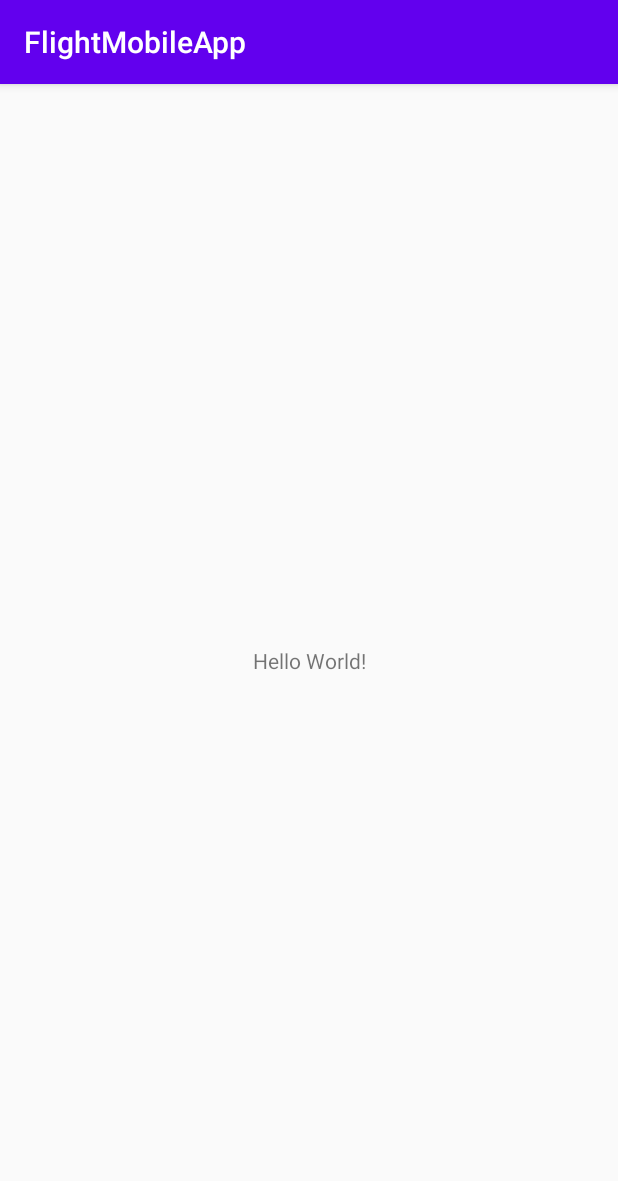
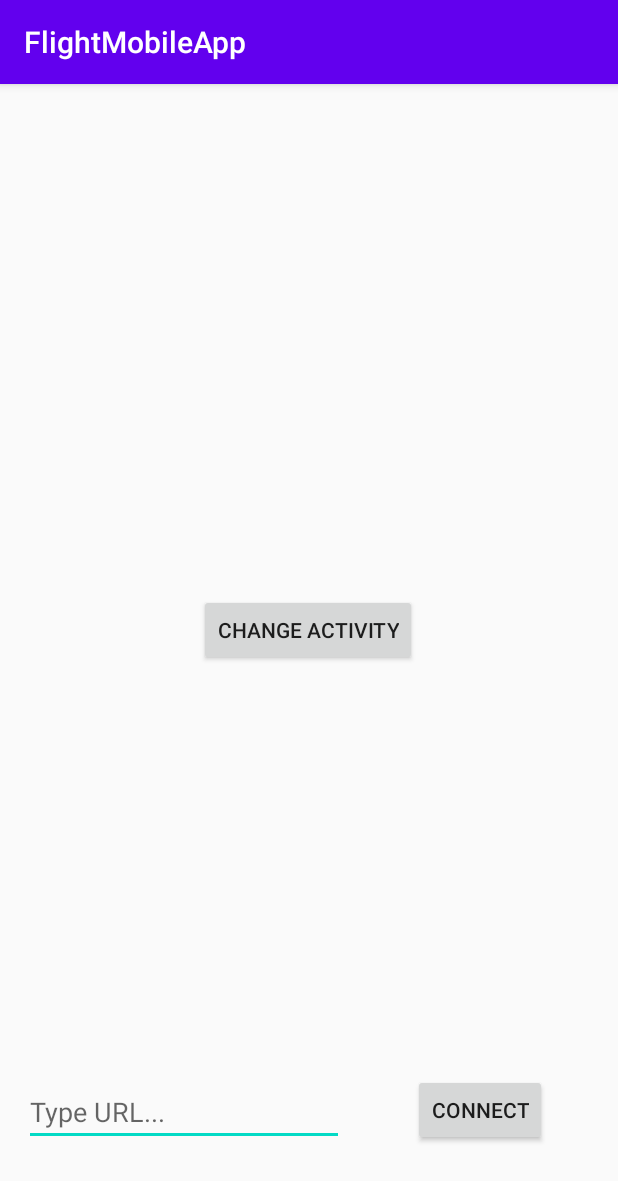
Before and after one commit to OriPoria/FlightMobileApp, an Android app: the screen it shows after launch (MainActivity), on a phone screen of 412 x 824 dp. Shown: the top 1181 px of the screen. Run offline under Robolectric (Android 15) with nearby library versions, the phone set to English and light mode, and no system bars.

Commit message:
first commmit

```diff
--- a/app/src/main/AndroidManifest.xml
+++ b/app/src/main/AndroidManifest.xml
@@ -9,6 +9,7 @@
         android:roundIcon="@mipmap/ic_launcher_round"
         android:supportsRtl="true"
         android:theme="@style/AppTheme">
+        <activity android:name=".SimulatorActivity"></activity>
         <activity android:name=".MainActivity">
             <intent-filter>
                 <action android:name="android.intent.action.MAIN" />
--- a/app/src/main/java/com/example/flightmobileapp/MainActivity.kt
+++ b/app/src/main/java/com/example/flightmobileapp/MainActivity.kt
@@ -1,11 +1,28 @@
 package com.example.flightmobileapp
 
+import android.content.Intent
+import android.os.Bundle
+import androidx.activity.viewModels
 import androidx.appcompat.app.AppCompatActivity
-import android.os.Bundle
+import androidx.lifecycle.ViewModelProvider
+import com.example.flightmobileapp.overview.OverviewViewModel
+import kotlinx.android.synthetic.main.activity_main.*
+
 
 class MainActivity : AppCompatActivity() {
+
+
     override fun onCreate(savedInstanceState: Bundle?) {
         super.onCreate(savedInstanceState)
+
         setContentView(R.layout.activity_main)
+        btn.setOnClickListener {
+            val intent = Intent(this, SimulatorActivity::class.java)
+            startActivity(intent)
+
+        }
+
+
     }
+
 }
--- a/app/src/main/res/layout/activity_main.xml
+++ b/app/src/main/res/layout/activity_main.xml
@@ -6,13 +6,41 @@
     android:layout_height="match_parent"
     tools:context=".MainActivity">
 
-    <TextView
+    <EditText
+        android:id="@+id/url"
         android:layout_width="wrap_content"
         android:layout_height="wrap_content"
-        android:text="Hello World!"
+        android:layout_marginBottom="60dp"
+        android:ems="10"
+        android:hint="Type URL..."
+        android:inputType="textPersonName"
         app:layout_constraintBottom_toBottomOf="parent"
-        app:layout_constraintLeft_toLeftOf="parent"
-        app:layout_constraintRight_toRightOf="parent"
-        app:layout_constraintTop_toTopOf="parent" />
+        app:layout_constraintEnd_toEndOf="parent"
+        app:layout_constraintHorizontal_bias="0.079"
+        app:layout_constraintStart_toStartOf="parent" />
+
+    <Button
+        android:id="@+id/connectBtn"
+        android:layout_width="wrap_content"
+        android:layout_height="wrap_content"
+        android:layout_marginBottom="60dp"
+        android:text="Connect"
+        app:layout_constraintBottom_toBottomOf="parent"
+        app:layout_constraintEnd_toEndOf="parent"
+        app:layout_constraintHorizontal_bias="0.494"
+        app:layout_constraintStart_toEndOf="@+id/url" />
+
+    <Button
+        android:id="@+id/btn"
+        android:layout_width="wrap_content"
+        android:layout_height="wrap_content"
+        android:layout_marginTop="340dp"
+        android:text="change activity"
+        app:layout_constraintBottom_toTopOf="@+id/url"
+        app:layout_constraintEnd_toEndOf="parent"
+        app:layout_constraintHorizontal_bias="0.498"
+        app:layout_constraintStart_toStartOf="parent"
+        app:layout_constraintTop_toTopOf="parent"
+        app:layout_constraintVertical_bias="0.0" />
 
 </androidx.constraintlayout.widget.ConstraintLayout>
```
Also changed, not shown: app/build.gradle (+40 -1 lines), app/src/main/java/com/example/flightmobileapp/SimulatorActivity.kt (added, +17 -0 lines), app/src/main/java/com/example/flightmobileapp/network/SimulatorApiService.kt (added, +35 -0 lines), app/src/main/java/com/example/flightmobileapp/network/SimulatorProperty.kt (added, +16 -0 lines), app/src/main/java/com/example/flightmobileapp/overview/OverviewModel.kt (added, +73 -0 lines), app/src/main/res/layout/activity_simulator.xml (added, +18 -0 lines).
